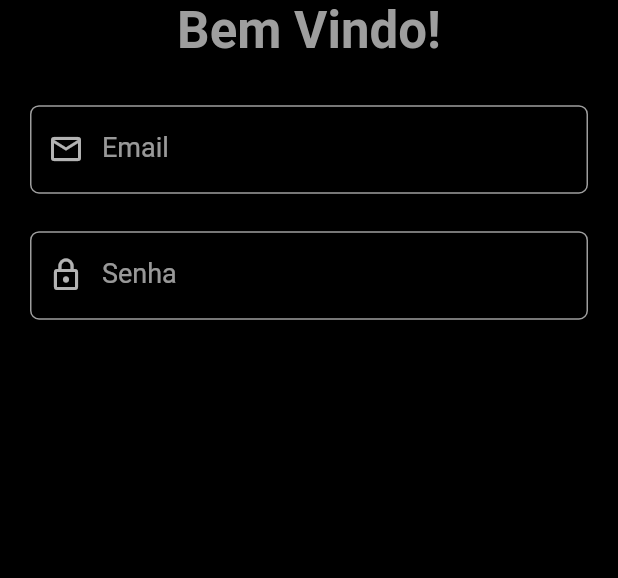
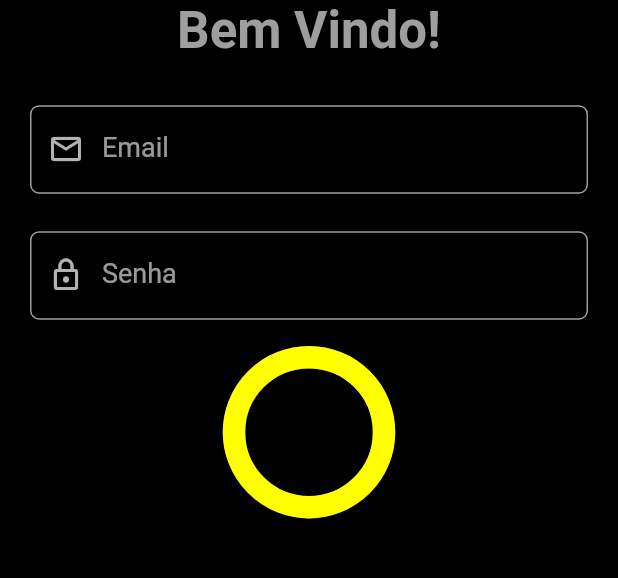
Before and after one commit to thiagomtd/theTiktokers, a Flutter app: the screen it shows after launch, after a tap on "Login", on a phone screen of 412 x 824 dp, the part 403-981 px from its top. Run offline on Flutter 3.47's test engine with Material 2 defaults, Android fonts, the phone set to English and light mode, and no system bars; drawn by our look-alikes of simple_circular_progress_bar; our stand-ins replace google_fonts; Roboto replaces fonts that are missing (Acme).

Commit message:
1. Adicionando ProgressBar para o login

```diff
--- a/lib/authentication/login_screen.dart
+++ b/lib/authentication/login_screen.dart
@@ -1,5 +1,6 @@
 import 'package:flutter/material.dart';
 import 'package:google_fonts/google_fonts.dart';
+import 'package:simple_circular_progress_bar/simple_circular_progress_bar.dart';
 import 'package:vtr_effects/widgets/input_text_widget.dart';
 
 class LoginScreen extends StatefulWidget {
@@ -113,7 +114,15 @@ class _LoginScreenState extends State<LoginScreen> {
                         )
                       ],
                     )
-                  : Container()
+                  : Container(
+                      child: const SimpleCircularProgressBar(
+                        progressColors: [
+                          Colors.yellowAccent,
+                        ],
+                        animationDuration: 3,
+                        backColor: Colors.white38,
+                      ),
+                    )
             ],
           ),
         ),
--- a/pubspec.yaml
+++ b/pubspec.yaml
@@ -35,6 +35,7 @@ dependencies:
   # Use with the CupertinoIcons class for iOS style icons.
   cupertino_icons: ^1.0.2
   google_fonts: ^4.0.3
+  simple_circular_progress_bar: ^1.0.2
 
 dev_dependencies:
   flutter_test:
```
Also changed, not shown: pubspec.lock.
